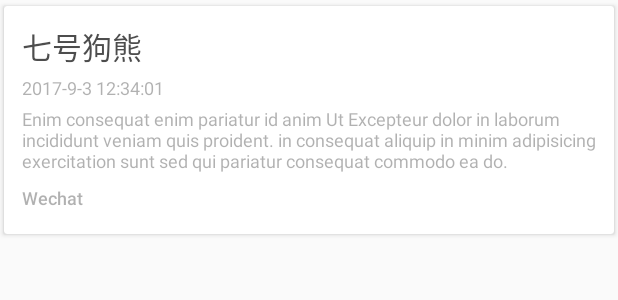
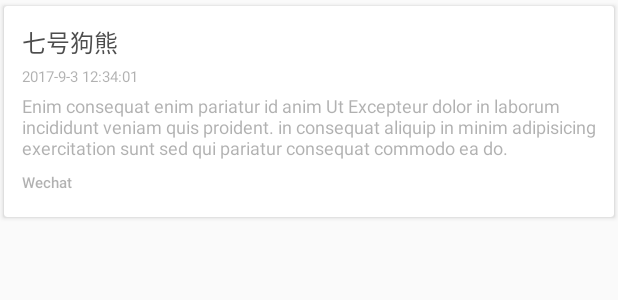
Before and after one commit to vliux/NotificationMonitor, an Android app: the layout item_notif.xml on its own in the app's theme, with its tools: preview values and no code run, on a phone screen of 412 x 824 dp. Shown: the top 300 px of the screen. Run offline under Robolectric (Android 15) with nearby library versions, the phone set to English and light mode, and no system bars.

Commit message:
Adjust item font size.

```diff
--- a/app/src/main/res/layout/item_notif.xml
+++ b/app/src/main/res/layout/item_notif.xml
@@ -28,7 +28,7 @@
             android:layout_marginBottom="@dimen/item_inter_margin"
             android:fontFamily="sans-serif-medium"
             android:textColor="@color/primary_text_light"
-            android:textSize="20sp"
+            android:textSize="@dimen/txt_largest"
             tools:text="七号狗熊"
             android:clickable="false"/>
 
@@ -36,7 +36,7 @@
             android:id="@+id/tv_time"
             android:layout_width="wrap_content"
             android:layout_height="wrap_content"
-            android:textSize="12sp"
+            android:textSize="@dimen/txt_small"
             android:textColor="@color/hint_text_light"
             android:layout_marginBottom="@dimen/item_inter_margin"
             tools:text="2017-9-3 12:34:01"
@@ -69,7 +69,7 @@
             android:layout_marginBottom="@dimen/item_inter_margin"
             android:fontFamily="sans-serif-medium"
             android:textColor="@color/hint_text_light"
-            android:textSize="12sp"
+            android:textSize="@dimen/txt_small"
             android:drawablePadding="@dimen/item_margin_horiz_small"
             tools:text="Wechat"
             android:clickable="false"/>
--- a/app/src/main/res/values/dimensions.xml
+++ b/app/src/main/res/values/dimensions.xml
@@ -11,6 +11,8 @@
     <dimen name="fab_margin">16dp</dimen>
     <dimen name="item_inter_margin">4dp</dimen>
 
+    <dimen name="txt_small">10sp</dimen>
     <dimen name="txt_normal">12sp</dimen>
     <dimen name="txt_larger">14sp</dimen>
+    <dimen name="txt_largest">16sp</dimen>
 </resources>
```
